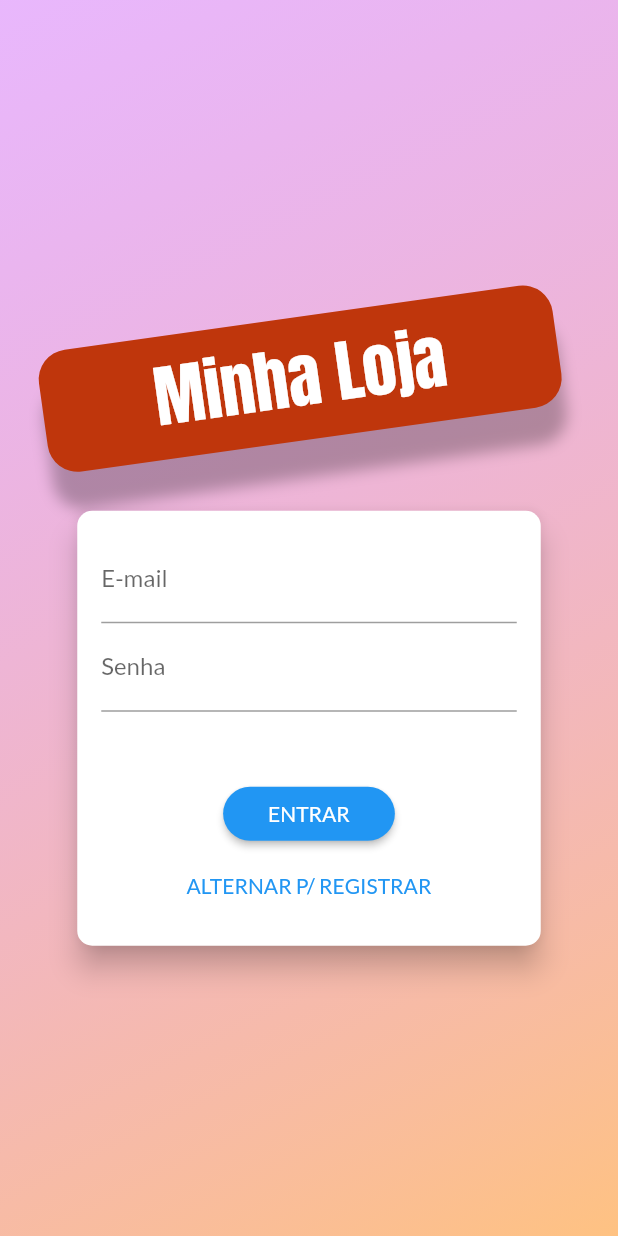
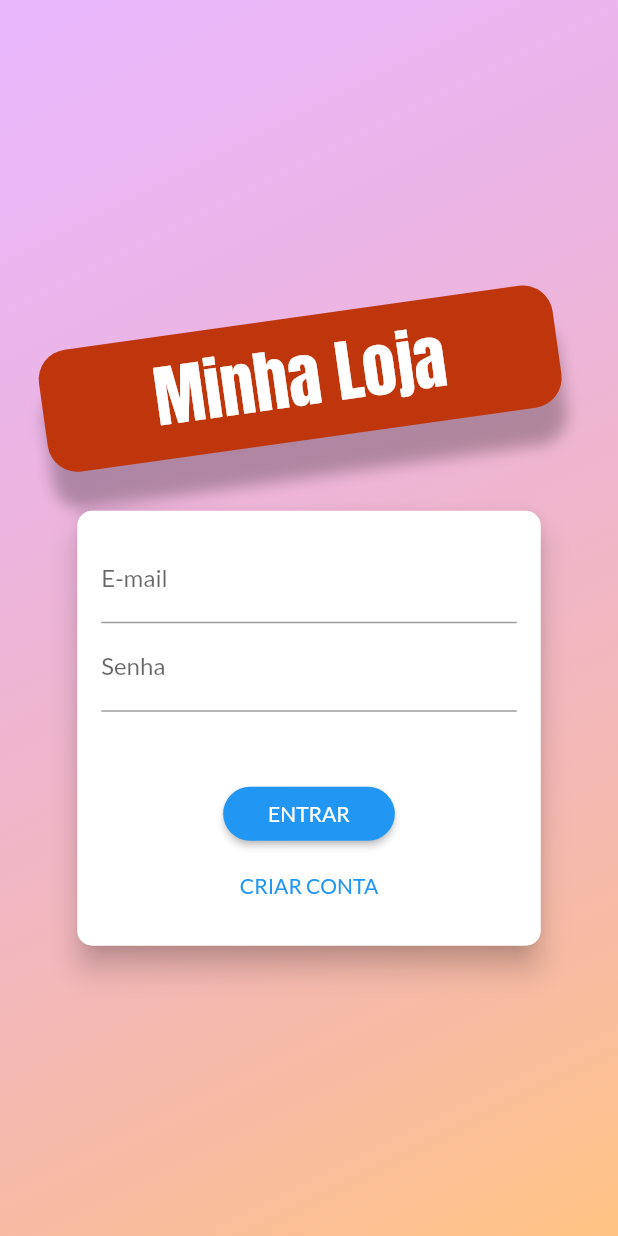
Before and after one commit to H3x4-Dec1m4l/shop_project_course, a Flutter app: the screen it shows after launch, on a phone screen of 412 x 824 dp. Run offline on Flutter 3.47's test engine with Material 2 defaults, Android fonts, the phone set to English and light mode, and no system bars; our stand-ins replace permission_handler, shared_preferences.

Commit message:
corrigindo bugs

```diff
--- a/lib/main.dart
+++ b/lib/main.dart
@@ -3,8 +3,8 @@ import 'package:provider/provider.dart';
 import './utils/app_routes.dart';
 import './providers/products_provider.dart';
 import './providers/auth.dart';
-import './views/products_overview_screen.dart';
-import './views/auth_screen.dart';
+// import './views/products_overview_screen.dart';
+// import './views/auth_screen.dart';
 import './views/product_form_screen.dart';
 import './views/product_detail_screen.dart';
 import './views/cart_screen.dart';
@@ -13,10 +13,12 @@ import './views/auth_home_screen.dart';
 import './views/products_screen.dart';
 import './models/cart.dart';
 import './models/orders.dart';
+import 'package:permission_handler/permission_handler.dart';
 
 void main() => runApp(MyApp());
 
 class MyApp extends StatelessWidget {
+
   @override
   Widget build(BuildContext context) {
     return MultiProvider(
@@ -50,6 +52,7 @@ class MyApp extends StatelessWidget {
         theme: ThemeData(
             primarySwatch: Colors.blue,
             accentColor: Colors.deepOrange,
+            backgroundColor: Color.fromARGB(195, 13, 19, 26),
             fontFamily: 'Lato'),
         // home: ProductsOverviewScreen(),
         routes: {
--- a/lib/models/orders.dart
+++ b/lib/models/orders.dart
@@ -23,8 +23,6 @@ class Orders with ChangeNotifier {
       '${Constants.BASE_API_URL}/orders');
   String _token;
   String _userId;
-
-
   List<Order> _items = [];
 
   Orders([this._token, this._userId, this._items = const []]);
--- a/lib/utils/constants.dart
+++ b/lib/utils/constants.dart
@@ -2,5 +2,5 @@
 
 class Constants {
   static const BASE_API_URL = 'https://flutter-shop-cod3r-default-rtdb.firebaseio.com';
-  static const BASE_API_URI = ('flutter-shop-cod3r-default-rtdb.firebaseio.com');
+  static const BASE_API_URI = ('flutter-shop-cod3r-default-rtdb.firebaseio.com' '');
 }
--- /dev/null
+++ b/lib/utils/permissions.dart
@@ -0,0 +1,3 @@
+class Permissions {
+  static const internetPermission = 123;
+}
--- a/lib/views/auth_home_screen.dart
+++ b/lib/views/auth_home_screen.dart
@@ -17,7 +17,7 @@ class AuthOrHomeScreen extends StatelessWidget {
           return Center(child: CircularProgressIndicator());
         } else if (snapshot.error != null) {
           return Center(
-            child: Text('Ocorreu um erro ao acessar os pedidos'),
+            child: Text('Ocorreu um erro ao acessar a Loja'),
           );
         } else {
           return auth.isAuth ? ProductsOverviewScreen() : AutenticatorScreen();
--- a/lib/views/products_overview_screen.dart
+++ b/lib/views/products_overview_screen.dart
@@ -1,6 +1,6 @@
 import 'package:flutter/material.dart';
 import 'package:shop/providers/products_provider.dart';
-import 'package:shop/views/products_screen.dart';
+// import 'package:shop/views/products_screen.dart';
 import '../models/cart.dart';
 import '../widgets/product_grid.dart';
 import '../widgets/badge.dart';
@@ -35,8 +35,9 @@ class _ProductsOverviewScreenState extends State<ProductsOverviewScreen> {
   @override
   Widget build(BuildContext context) {
     return Scaffold(
+      backgroundColor: Theme.of(context).backgroundColor,
       appBar: AppBar(
-        title: Center(child: Text('Minha loja')),
+        title: Center(child: Text('GG Gamer')),
         actions: [
           PopupMenuButton(
             onSelected: (FilterOptions selectedValue) {
--- a/lib/widgets/auth_card.dart
+++ b/lib/widgets/auth_card.dart
@@ -229,7 +229,7 @@ class _AuthCardState extends State<AuthCard>
               TextButton(
                 onPressed: _switchAuthMode,
                 child: Text(
-                  "ALTERNAR P/ ${_authMode == AuthMode.Login ? 'REGISTRAR' : 'LOGIN'}",
+                  "${_authMode == AuthMode.Login ? 'CRIAR CONTA' : 'FAZER LOGIN'}",
                 ),
                 style: ButtonStyle(
                   foregroundColor: MaterialStateProperty.all<Color>(
--- a/lib/widgets/product_grid.dart
+++ b/lib/widgets/product_grid.dart
@@ -15,6 +15,7 @@ class ProductGrid extends StatelessWidget {
         ? productsProvider.FavoriteItens
         : productsProvider.items;
     return GridView.builder(
+
       padding: const EdgeInsets.all(10),
       itemCount: products.length,
       itemBuilder: (ctx, index) => ChangeNotifierProvider.value(
--- a/pubspec.yaml
+++ b/pubspec.yaml
@@ -32,6 +32,8 @@ dev_dependencies:
   provider: ^6.0.3
   http: ^0.13.5
 
+  permission_handler: ^10.2.0
+
 
 # For information on the generic Dart part of this file, see the
 # following page: https://dart.dev/tools/pub/pubspec
@@ -46,7 +48,7 @@ flutter:
 
   # To add assets to your application, add an assets section, like this:
   assets:
-   - assets/images/product-placeholder.png
+   - assets/images/
   #  - images/a_dot_ham.jpeg
 
   # An image asset can refer to one or more resolution-specific "variants", see
```
Also changed, not shown: lib/providers/auth.dart (+17 -2 lines), lib/widgets/product_grid_item.dart (+5 -2 lines), assets/images/pcicon.png (added), pubspec.lock, 9 other files.
